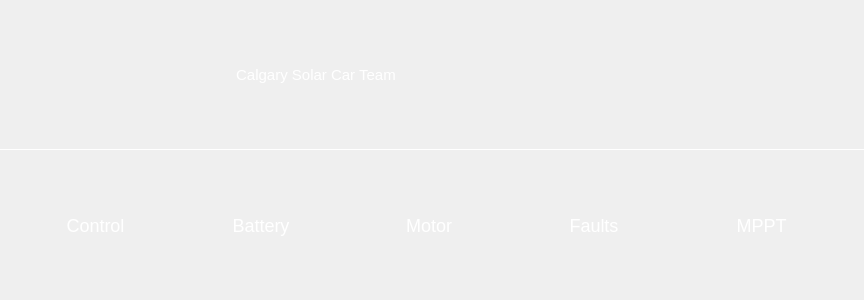
First picture: the form in src/ViewLayer/DebugDisplay/Tab/TabUi/TabUi.ui, repository UCSolarCarTeam/Epsilon-Dashboard, before the edit.
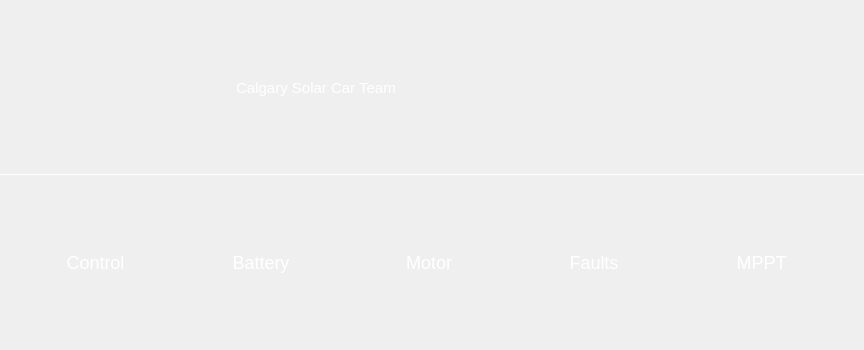
Second picture: the form after the edit. Icons and pictures are not drawn.

Diff of the .ui file:
```diff
--- a/src/ViewLayer/DebugDisplay/Tab/TabUi/TabUi.ui
+++ b/src/ViewLayer/DebugDisplay/Tab/TabUi/TabUi.ui
@@ -7,7 +7,7 @@
     <x>0</x>
     <y>0</y>
     <width>864</width>
-    <height>300</height>
+    <height>350</height>
    </rect>
   </property>
   <property name="sizePolicy">
@@ -593,7 +593,7 @@
      <property name="minimumSize">
       <size>
        <width>500</width>
-       <height>40</height>
+       <height>55</height>
       </size>
      </property>
      <layout class="QHBoxLayout" name="horizontalLayout_4">
```
Left out of the diff: 2 changed lines with no effect on the pictures.
